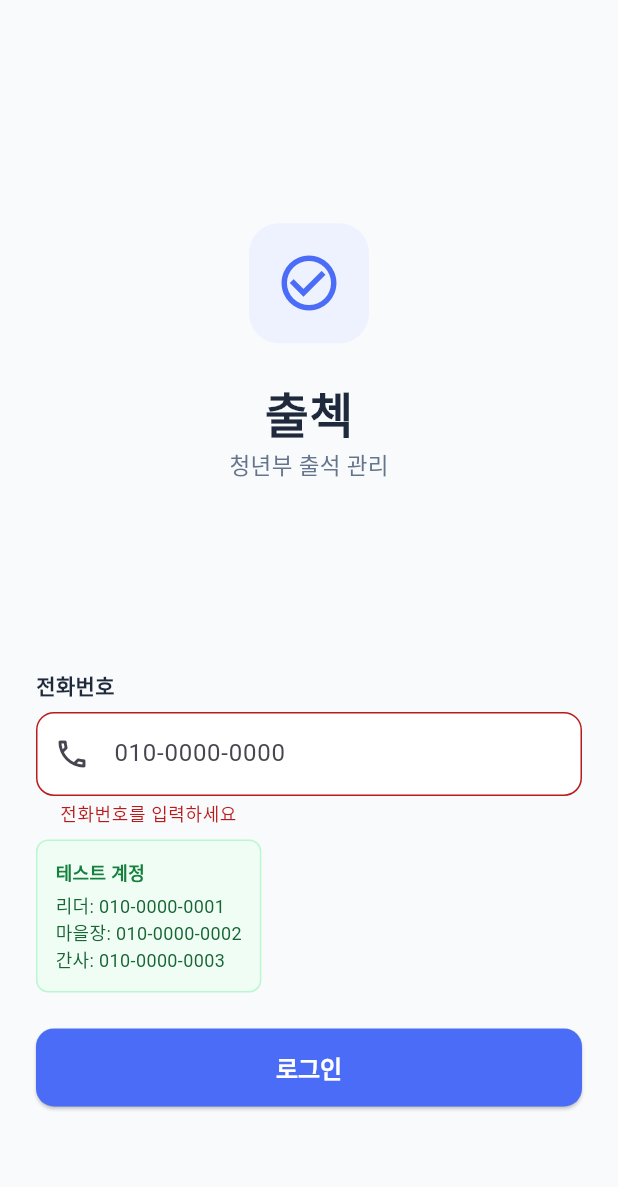
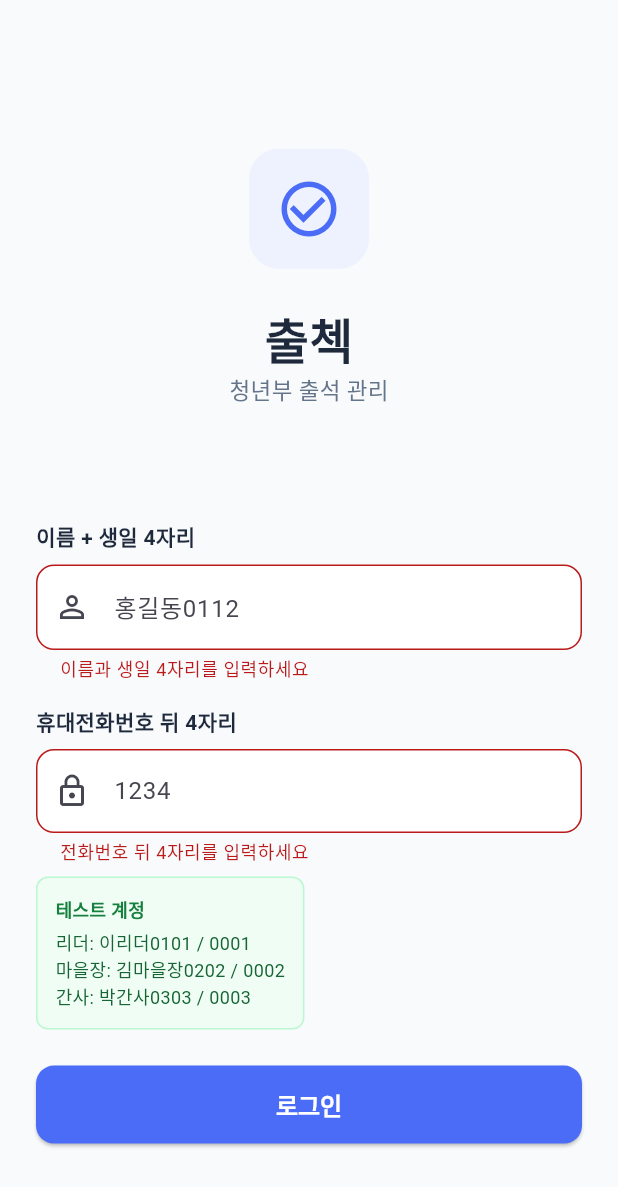
Before and after one commit to Yuram-Park/chul-check, a Flutter app: the screen it shows after launch, after a tap on "로그인", on a phone screen of 412 x 824 dp. Shown: the top 1187 px of the screen. Run offline on Flutter 3.47's test engine with Material 3 defaults, Android fonts, the phone set to English and light mode, and no system bars; our stand-ins replace shared_preferences, table_calendar; accounts and stored records are empty.

Commit message:
기타사유 입력 추가, 로그인 방식 변경(이름+생일/전화번호뒤4자리)

```diff
--- a/lib/providers/auth_provider.dart
+++ b/lib/providers/auth_provider.dart
@@ -15,26 +15,29 @@ class AuthProvider extends ChangeNotifier {
 
   Future<void> tryAutoLogin() async {
     final prefs = await SharedPreferences.getInstance();
-    final savedPhone = prefs.getString('saved_phone');
-    if (savedPhone != null) {
+    final savedIdKey = prefs.getString('saved_id_key');
+    final savedLastFour = prefs.getString('saved_last_four');
+    if (savedIdKey != null && savedLastFour != null) {
       try {
-        _user = await MockService.login(savedPhone);
+        _user = await MockService.login(savedIdKey, savedLastFour);
         notifyListeners();
       } catch (_) {
-        await prefs.remove('saved_phone');
+        await prefs.remove('saved_id_key');
+        await prefs.remove('saved_last_four');
       }
     }
   }
 
-  Future<bool> login(String phone) async {
+  Future<bool> login(String idKey, String lastFour) async {
     _isLoading = true;
     _errorMessage = null;
     notifyListeners();
 
     try {
-      _user = await MockService.login(phone);
+      _user = await MockService.login(idKey, lastFour);
       final prefs = await SharedPreferences.getInstance();
-      await prefs.setString('saved_phone', phone);
+      await prefs.setString('saved_id_key', idKey);
+      await prefs.setString('saved_last_four', lastFour);
       _isLoading = false;
       notifyListeners();
       return true;
@@ -48,7 +51,8 @@ class AuthProvider extends ChangeNotifier {
 
   Future<void> logout() async {
     final prefs = await SharedPreferences.getInstance();
-    await prefs.remove('saved_phone');
+    await prefs.remove('saved_id_key');
+    await prefs.remove('saved_last_four');
     _user = null;
     notifyListeners();
   }
--- a/lib/screens/auth/login_screen.dart
+++ b/lib/screens/auth/login_screen.dart
@@ -12,19 +12,24 @@ class LoginScreen extends StatefulWidget {
 }
 
 class _LoginScreenState extends State<LoginScreen> {
-  final _phoneController = TextEditingController();
+  final _idController = TextEditingController();
+  final _lastFourController = TextEditingController();
   final _formKey = GlobalKey<FormState>();
+  final _lastFourFocusNode = FocusNode();
 
   @override
   void dispose() {
-    _phoneController.dispose();
+    _idController.dispose();
+    _lastFourController.dispose();
+    _lastFourFocusNode.dispose();
     super.dispose();
   }
 
   Future<void> _login() async {
     if (!_formKey.currentState!.validate()) return;
-    final phone = _phoneController.text.trim();
-    final success = await context.read<AuthProvider>().login(phone);
+    final idKey = _idController.text.trim();
+    final lastFour = _lastFourController.text.trim();
+    final success = await context.read<AuthProvider>().login(idKey, lastFour);
     if (!success && mounted) {
       ScaffoldMessenger.of(context).showSnackBar(
         SnackBar(
@@ -77,13 +82,14 @@ class _LoginScreenState extends State<LoginScreen> {
                 const Center(
                   child: Text(
                     '청년부 출석 관리',
-                    style: TextStyle(fontSize: 15, color: AppTheme.textSecondary),
+                    style: TextStyle(
+                        fontSize: 15, color: AppTheme.textSecondary),
                   ),
                 ),
                 const Spacer(flex: 2),
-                // 전화번호 입력
+                // 이름 + 생일 4자리
                 const Text(
-                  '전화번호',
+                  '이름 + 생일 4자리',
                   style: TextStyle(
                     fontSize: 14,
                     fontWeight: FontWeight.w600,
@@ -92,18 +98,15 @@ class _LoginScreenState extends State<LoginScreen> {
                 ),
                 const SizedBox(height: 8),
                 TextFormField(
-                  controller: _phoneController,
-                  keyboardType: TextInputType.phone,
-                  inputFormatters: [
-                    FilteringTextInputFormatter.digitsOnly,
-                    LengthLimitingTextInputFormatter(11),
-                    _PhoneFormatter(),
-                  ],
-                  autofillHints: const [AutofillHints.telephoneNumber],
-                  onFieldSubmitted: (_) => _login(),
+                  controller: _idController,
+                  keyboardType: TextInputType.text,
+                  textInputAction: TextInputAction.next,
+                  onFieldSubmitted: (_) {
+                    FocusScope.of(context).requestFocus(_lastFourFocusNode);
+                  },
                   decoration: InputDecoration(
-                    hintText: '010-0000-0000',
-                    prefixIcon: const Icon(Icons.phone_outlined),
+                    hintText: '홍길동0112',
+                    prefixIcon: const Icon(Icons.person_outline),
                     border: OutlineInputBorder(
                       borderRadius: BorderRadius.circular(12),
                     ),
@@ -113,15 +116,59 @@ class _LoginScreenState extends State<LoginScreen> {
                     ),
                     focusedBorder: OutlineInputBorder(
                       borderRadius: BorderRadius.circular(12),
-                      borderSide: const BorderSide(color: AppTheme.primary, width: 2),
+                      borderSide: const BorderSide(
+                          color: AppTheme.primary, width: 2),
                     ),
                     filled: true,
                     fillColor: Colors.white,
                   ),
                   validator: (v) {
-                    if (v == null || v.isEmpty) return '전화번호를 입력하세요';
-                    final digits = v.replaceAll('-', '');
-                    if (digits.length < 10) return '올바른 전화번호를 입력하세요';
+                    if (v == null || v.trim().isEmpty) return '이름과 생일 4자리를 입력하세요';
+                    return null;
+                  },
+                ),
+                const SizedBox(height: 16),
+                // 휴대전화번호 뒤 4자리
+                const Text(
+                  '휴대전화번호 뒤 4자리',
+                  style: TextStyle(
+                    fontSize: 14,
+                    fontWeight: FontWeight.w600,
+                    color: AppTheme.textPrimary,
+                  ),
+                ),
+                const SizedBox(height: 8),
+                TextFormField(
+                  controller: _lastFourController,
+                  focusNode: _lastFourFocusNode,
+                  keyboardType: TextInputType.number,
+                  textInputAction: TextInputAction.done,
+                  inputFormatters: [
+                    FilteringTextInputFormatter.digitsOnly,
+                    LengthLimitingTextInputFormatter(4),
+                  ],
+                  onFieldSubmitted: (_) => _login(),
+                  decoration: InputDecoration(
+                    hintText: '1234',
+                    prefixIcon: const Icon(Icons.lock_outline),
+                    border: OutlineInputBorder(
+                      borderRadius: BorderRadius.circular(12),
+                    ),
+                    enabledBorder: OutlineInputBorder(
+                      borderRadius: BorderRadius.circular(12),
+                      borderSide: const BorderSide(color: Color(0xFFE2E8F0)),
+                    ),
+                    focusedBorder: OutlineInputBorder(
+                      borderRadius: BorderRadius.circular(12),
+                      borderSide: const BorderSide(
+                          color: AppTheme.primary, width: 2),
+                    ),
+                    filled: true,
+                    fillColor: Colors.white,
+                  ),
+                  validator: (v) {
+                    if (v == null || v.isEmpty) return '전화번호 뒤 4자리를 입력하세요';
+                    if (v.length < 4) return '4자리를 모두 입력하세요';
                     return null;
                   },
                 ),
@@ -134,14 +181,24 @@ class _LoginScreenState extends State<LoginScreen> {
                     borderRadius: BorderRadius.circular(8),
                     border: Border.all(color: const Color(0xFFBBF7D0)),
                   ),
-                  child: Column(
+                  child: const Column(
                     crossAxisAlignment: CrossAxisAlignment.start,
-                    children: const [
-                      Text('테스트 계정', style: TextStyle(fontSize: 12, fontWeight: FontWeight.w600, color: Color(0xFF15803D))),
+                    children: [
+                      Text('테스트 계정',
+                          style: TextStyle(
+                              fontSize: 12,
+                              fontWeight: FontWeight.w600,
+                              color: Color(0xFF15803D))),
                       SizedBox(height: 4),
-                      Text('리더: 010-0000-0001', style: TextStyle(fontSize: 12, color: Color(0xFF166534))),
-                      Text('마을장: 010-0000-0002', style: TextStyle(fontSize: 12, color: Color(0xFF166534))),
-                      Text('간사: 010-0000-0003', style: TextStyle(fontSize: 12, color: Color(0xFF166534))),
+                      Text('리더: 이리더0101 / 0001',
+                          style: TextStyle(
+                              fontSize: 12, color: Color(0xFF166534))),
+                      Text('마을장: 김마을장0202 / 0002',
+                          style: TextStyle(
+                              fontSize: 12, color: Color(0xFF166534))),
+                      Text('간사: 박간사0303 / 0003',
+                          style: TextStyle(
+                              fontSize: 12, color: Color(0xFF166534))),
                     ],
                   ),
                 ),
@@ -170,26 +227,3 @@ class _LoginScreenState extends State<LoginScreen> {
     );
   }
 }
-
-class _PhoneFormatter extends TextInputFormatter {
-  @override
-  TextEditingValue formatEditUpdate(
-    TextEditingValue oldValue,
-    TextEditingValue newValue,
-  ) {
-    final digits = newValue.text.replaceAll(RegExp(r'\D'), '');
-    String formatted = '';
-    if (digits.length <= 3) {
-      formatted = digits;
-    } else if (digits.length <= 7) {
-      formatted = '${digits.substring(0, 3)}-${digits.substring(3)}';
-    } else {
-      formatted =
-          '${digits.substring(0, 3)}-${digits.substring(3, 7)}-${digits.substring(7)}';
-    }
-    return TextEditingValue(
-      text: formatted,
-      selection: TextSelection.collapsed(offset: formatted.length),
-    );
-  }
-}
--- a/lib/screens/common/calendar_screen.dart
+++ b/lib/screens/common/calendar_screen.dart
@@ -127,6 +127,8 @@ class _CalendarScreenState extends State<CalendarScreen> {
                     enabled: provider.isEditMode,
                     onStatusChanged: (s) =>
                         provider.updateStatus(member.id, s),
+                    onMemoChanged: (memo) =>
+                        provider.updateMemo(member.id, memo),
                   );
                 },
               ),
--- a/lib/screens/leader/leader_home_screen.dart
+++ b/lib/screens/leader/leader_home_screen.dart
@@ -116,6 +116,8 @@ class _LeaderHomeScreenState extends State<LeaderHomeScreen> {
                         enabled: provider.isEditMode,
                         onStatusChanged: (s) =>
                             provider.updateStatus(member.id, s),
+                        onMemoChanged: (memo) =>
+                            provider.updateMemo(member.id, memo),
                       );
                     },
                   ),
--- a/lib/screens/village/cell_attendance_screen.dart
+++ b/lib/screens/village/cell_attendance_screen.dart
@@ -99,6 +99,8 @@ class _CellAttendanceScreenState extends State<CellAttendanceScreen> {
                         enabled: provider.isEditMode,
                         onStatusChanged: (s) =>
                             provider.updateStatus(member.id, s),
+                        onMemoChanged: (memo) =>
+                            provider.updateMemo(member.id, memo),
                       );
                     },
                   ),
--- a/lib/services/mock_service.dart
+++ b/lib/services/mock_service.dart
@@ -57,26 +57,27 @@ class MockService {
     ),
   ];
 
-  // phone → UserModel 매핑 (테스트용)
+  // idKey(이름+생일4자리) + lastFour(전화번호 뒤 4자리) → UserModel 매핑 (테스트용)
   static final _users = {
-    '010-0000-0001': UserModel(
+    '이리더0101|0001': UserModel(
       id: 10, name: '이리더', phone: '010-0000-0001', gender: Gender.male,
       role: UserRole.leader, cellId: 1, cellName: '소망셀', villageId: 1, villageName: '다윗마을',
     ),
-    '010-0000-0002': UserModel(
+    '김마을장0202|0002': UserModel(
       id: 20, name: '김마을장', phone: '010-0000-0002', gender: Gender.male,
       role: UserRole.villageMaster, villageId: 1, villageName: '다윗마을',
     ),
-    '010-0000-0003': UserModel(
+    '박간사0303|0003': UserModel(
       id: 30, name: '박간사', phone: '010-0000-0003', gender: Gender.female,
       role: UserRole.admin,
     ),
   };
 
-  static Future<UserModel> login(String phone) async {
+  static Future<UserModel> login(String idKey, String lastFour) async {
     await Future.delayed(const Duration(milliseconds: 500));
-    final user = _users[phone];
-    if (user == null) throw Exception('등록되지 않은 전화번호입니다');
+    final key = '$idKey|$lastFour';
+    final user = _users[key];
+    if (user == null) throw Exception('등록되지 않은 계정입니다');
     return user;
   }
 
```
Also changed, not shown: lib/widgets/member_card.dart (+98 -31 lines).
